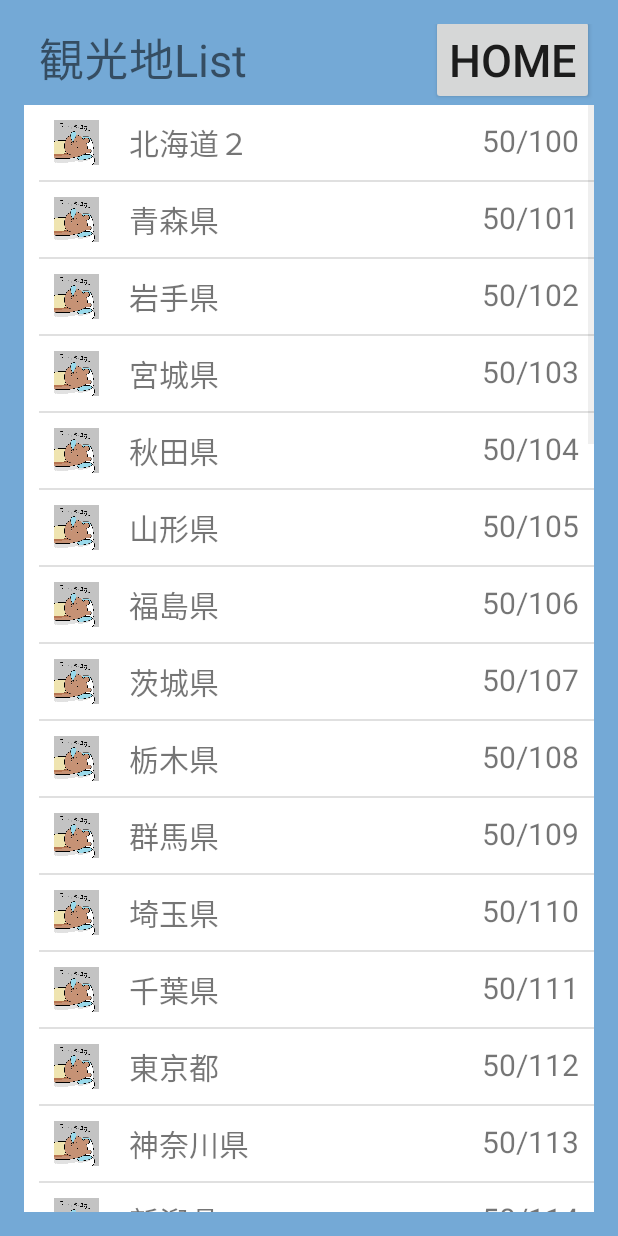
After one commit to walk-tourist/WT, an Android app: the TouristSpotActivity screen opened directly, with no data from a screen before it, on a phone screen of 412 x 824 dp. The commit adds this screen. Run offline under Robolectric (Android 15) with nearby library versions, the phone set to English and light mode, and no system bars.

Commit message:
観光地List（県）コミットテスト

```diff
--- a/WT/Walk-Tourist/app/src/main/AndroidManifest.xml
+++ b/WT/Walk-Tourist/app/src/main/AndroidManifest.xml
@@ -16,6 +16,7 @@
                 <category android:name="android.intent.category.LAUNCHER" />
             </intent-filter>
         </activity>
+        <activity android:name="wt.walk_tourist.settings.TouristSpotActivity"></activity>
     </application>
 
 </manifest>
--- /dev/null
+++ b/WT/Walk-Tourist/app/src/main/java/wt/walk_tourist/settings/TouristSpotActivity.java
@@ -0,0 +1,110 @@
+package wt.walk_tourist.settings;
+
+import android.app.Activity;
+import android.os.Bundle;
+import android.support.v7.app.ActionBarActivity;
+import android.view.Menu;
+import android.view.MenuItem;
+import android.view.View;
+import android.widget.AdapterView;
+import android.widget.ListView;
+import android.widget.Toast;
+
+import java.util.ArrayList;
+import java.util.List;
+
+import wt.walk_tourist.R;
+
+
+public class TouristSpotActivity extends Activity implements View.OnClickListener {
+
+    // 選択した観光地（県）
+    private int selectedSpotNo;
+
+    @Override
+    protected void onCreate(Bundle savedInstanceState) {
+        super.onCreate(savedInstanceState);
+        setContentView(R.layout.settings_tourist_spot_activity_main);
+
+
+        // 観光地Listのデータを作成
+        List<TouristSpotData> touristSpotDatas = new ArrayList<TouristSpotData>();
+
+        touristSpotDatas.add(new TouristSpotData("北海道２", "50/100"));
+        touristSpotDatas.add(new TouristSpotData("青森県","50/101"));
+        touristSpotDatas.add(new TouristSpotData("岩手県","50/102"));
+        touristSpotDatas.add(new TouristSpotData("宮城県","50/103"));
+        touristSpotDatas.add(new TouristSpotData("秋田県","50/104"));
+        touristSpotDatas.add(new TouristSpotData("山形県","50/105"));
+        touristSpotDatas.add(new TouristSpotData("福島県","50/106"));
+        touristSpotDatas.add(new TouristSpotData("茨城県","50/107"));
+        touristSpotDatas.add(new TouristSpotData("栃木県","50/108"));
+        touristSpotDatas.add(new TouristSpotData("群馬県","50/109"));
+        touristSpotDatas.add(new TouristSpotData("埼玉県","50/110"));
+        touristSpotDatas.add(new TouristSpotData("千葉県","50/111"));
+        touristSpotDatas.add(new TouristSpotData("東京都","50/112"));
+        touristSpotDatas.add(new TouristSpotData("神奈川県","50/113"));
+        touristSpotDatas.add(new TouristSpotData("新潟県","50/114"));
+        touristSpotDatas.add(new TouristSpotData("富山県","50/115"));
+        touristSpotDatas.add(new TouristSpotData("石川県","50/116"));
+        touristSpotDatas.add(new TouristSpotData("福井県","50/117"));
+        touristSpotDatas.add(new TouristSpotData("山梨県","50/118"));
+        touristSpotDatas.add(new TouristSpotData("長野県","50/119"));
+        touristSpotDatas.add(new TouristSpotData("岐阜県","50/120"));
+        touristSpotDatas.add(new TouristSpotData("静岡県","50/121"));
+        touristSpotDatas.add(new TouristSpotData("愛知県","50/122"));
+        touristSpotDatas.add(new TouristSpotData("三重県","50/123"));
+        touristSpotDatas.add(new TouristSpotData("滋賀県","50/124"));
+        touristSpotDatas.add(new TouristSpotData("京都府","50/125"));
+        touristSpotDatas.add(new TouristSpotData("大阪府","50/126"));
+        touristSpotDatas.add(new TouristSpotData("兵庫県","50/127"));
+        touristSpotDatas.add(new TouristSpotData("奈良県","50/128"));
+        touristSpotDatas.add(new TouristSpotData("和歌山県","50/129"));
+        touristSpotDatas.add(new TouristSpotData("鳥取県","50/130"));
+        touristSpotDatas.add(new TouristSpotData("島根県","50/131"));
+        touristSpotDatas.add(new TouristSpotData("岡山県","50/132"));
+        touristSpotDatas.add(new TouristSpotData("広島県","50/133"));
+        touristSpotDatas.add(new TouristSpotData("山口県","50/134"));
+        touristSpotDatas.add(new TouristSpotData("徳島県","50/135"));
+        touristSpotDatas.add(new TouristSpotData("香川県","50/136"));
+        touristSpotDatas.add(new TouristSpotData("愛媛県","50/137"));
+        touristSpotDatas.add(new TouristSpotData("高知県","50/138"));
+        touristSpotDatas.add(new TouristSpotData("福岡県","50/139"));
+        touristSpotDatas.add(new TouristSpotData("佐賀県","50/140"));
+        touristSpotDatas.add(new TouristSpotData("長崎県","50/141"));
+        touristSpotDatas.add(new TouristSpotData("熊本県","50/142"));
+        touristSpotDatas.add(new TouristSpotData("大分県","50/143"));
+        touristSpotDatas.add(new TouristSpotData("宮崎県","50/144"));
+        touristSpotDatas.add(new TouristSpotData("鹿児島県","50/145"));
+        touristSpotDatas.add(new TouristSpotData("沖縄県","50/146"));
+
+        TouristSpotListAdapter touristSpotListAdapter = new TouristSpotListAdapter(this, 0, touristSpotDatas);
+
+        // リストビューにデータを設定
+        ListView prefectureListView = (ListView)findViewById(R.id.listView1);
+        prefectureListView.setAdapter(touristSpotListAdapter);
+
+        prefectureListView.setOnItemClickListener(new AdapterView.OnItemClickListener() {
+            @Override
+            public void onItemClick(AdapterView<?> parent, View view, int position, long id) {
+                // クリックしたリストの情報を格納 リクエスト送信用
+                ListView listView = (ListView)parent;
+
+                // タップした観光地IDをセットする
+                selectedSpotNo = ((TouristSpotData)listView.getItemAtPosition(position)).getSpotId();
+
+                // 動作確認ダイアログを表示
+                Toast.makeText(getApplicationContext(), ((TouristSpotData)listView.getItemAtPosition(position)).getSpotName(), Toast.LENGTH_SHORT).show();
+
+                onClick(listView);
+
+            }
+        });
+    }
+
+    @Override
+    public void onClick(View view) {
+
+    }
+
+}
--- /dev/null
+++ b/WT/Walk-Tourist/app/src/main/java/wt/walk_tourist/settings/TouristSpotData.java
@@ -0,0 +1,38 @@
+package wt.walk_tourist.settings;
+
+/**
+ * Created by User on 2015/05/09.
+ */
+public class TouristSpotData {
+    /** 観光地ID */
+    private int spotId;
+
+    /** 観光地名 */
+    private String spotName;
+
+    /** 観光地数 */
+    private String spotCount;
+
+    // コンストラクタ
+    TouristSpotData(String spotName, String spotCount) {
+        this.spotName = spotName;
+        this.spotCount = spotCount;
+    }
+
+    public int getSpotId() {
+        return spotId;
+    }
+
+    public void setSpotId(int spotId) {
+        this.spotId = spotId;
+    }
+
+    public String getSpotName() {
+        return spotName;
+    }
+
+    public String getSpotCount() {
+        return spotCount;
+    }
+
+}
--- /dev/null
+++ b/WT/Walk-Tourist/app/src/main/java/wt/walk_tourist/settings/TouristSpotListAdapter.java
@@ -0,0 +1,42 @@
+package wt.walk_tourist.settings;
+
+import android.content.Context;
+import android.view.LayoutInflater;
+import android.view.View;
+import android.view.ViewGroup;
+import android.widget.ArrayAdapter;
+import android.widget.TextView;
+
+import java.util.List;
+
+import wt.walk_tourist.R;
+
+/**
+ * Created by User on 2015/05/09.
+ */
+public class TouristSpotListAdapter extends ArrayAdapter<TouristSpotData> {
+    private LayoutInflater layoutInflater;
+
+    public TouristSpotListAdapter(Context context, int textViewResourceId, List<TouristSpotData> objects) {
+        super(context, textViewResourceId, objects);
+        layoutInflater = (LayoutInflater) context.getSystemService(Context.LAYOUT_INFLATER_SERVICE);
+    }
+
+    @Override
+    public View getView(int position, View convertView, ViewGroup parent) {
+        TouristSpotData item = (TouristSpotData)getItem(position);
+
+        if (null == convertView) {
+            convertView = layoutInflater.inflate(R.layout.settings_tourist_spot_list_item, null);
+        }
+
+        // 観光地名
+        ((TextView)convertView.findViewById(R.id.tourist_spot_list_item_spot_name)).setText(item.getSpotName());
+        // 観光地数
+        ((TextView)convertView.findViewById(R.id.tourist_spot_list_item_spot_count)).setText(item.getSpotCount());
+
+        return convertView;
+    }
+
+
+}
--- /dev/null
+++ b/WT/Walk-Tourist/app/src/main/res/layout/settings_tourist_spot_activity_main.xml
@@ -0,0 +1,49 @@
+<RelativeLayout xmlns:android="http://schemas.android.com/apk/res/android"
+    xmlns:tools="http://schemas.android.com/tools" android:layout_width="match_parent"
+    android:layout_height="match_parent" android:paddingLeft="@dimen/activity_horizontal_margin"
+    android:paddingRight="@dimen/activity_horizontal_margin"
+    android:paddingTop="@dimen/activity_vertical_margin"
+    android:paddingBottom="@dimen/activity_vertical_margin" tools:context=".MainActivity"
+    android:background="#74A9D6">
+
+    <LinearLayout
+        android:layout_width="match_parent"
+        android:layout_height="match_parent"
+        android:orientation="vertical">
+
+        <RelativeLayout
+            android:layout_width="match_parent"
+            android:layout_height="wrap_content"
+            android:orientation="horizontal">
+            <!-- title -->
+            <TextView
+                android:id="@+id/trip_list_title"
+                android:layout_width="wrap_content"
+                android:layout_height="wrap_content"
+                android:text="観光地List"
+                android:textSize="30dp"
+                android:layout_marginLeft="10dp"/>
+            <!-- // title -->
+            <!-- home_button -->
+            <Button
+                android:layout_width="wrap_content"
+                android:layout_height="wrap_content"
+                android:layout_alignBaseline="@+id/trip_list_title"
+                android:text="HOME"
+                android:textSize="30dp"
+                android:layout_alignParentRight="true"/>
+            <!-- // home_button -->
+        </RelativeLayout>
+
+
+        <ListView
+            android:id="@+id/listView1"
+            android:layout_width="match_parent"
+            android:layout_height="wrap_content"
+            android:background="#FFFFFF"
+            android:paddingLeft="10dp">
+        </ListView>
+
+    </LinearLayout>
+
+</RelativeLayout>
--- /dev/null
+++ b/WT/Walk-Tourist/app/src/main/res/layout/settings_tourist_spot_list_item.xml
@@ -0,0 +1,45 @@
+<?xml version="1.0" encoding="utf-8"?>
+<LinearLayout xmlns:android="http://schemas.android.com/apk/res/android"
+    android:orientation="vertical" android:layout_width="match_parent"
+    android:layout_height="match_parent">
+
+    <!-- 参考にしたサイト：
+    リストビュー：http://androidguide.nomaki.jp/html/layout/listview/listviewMain.html
+    リストビューカスタマイズの仕方：http://techbooster.jpn.org/andriod/ui/1282/
+    -->
+    <RelativeLayout
+        android:layout_width="match_parent"
+        android:layout_height="wrap_content"
+        android:padding="10dp">
+
+        <!--
+         ご当地を象徴するようなキャラクタの画像を挿入したらどうだろうか？
+         ※キャラクターが不明の内は？みたいにしておくとか
+         あと、なんかImageViewのレイアウトの指定方法間違ってるかもしれんっす。
+         つづく、TextViewのマージンをとっても画像の右端からにならないのはなぜだろうか？
+         それはそういものだったけ、忘れた・・・・
+         -->
+        <ImageView
+            android:id="@+id/tourist_spot_list_item_spot_chara"
+            android:layout_width="30dp"
+            android:layout_height="30dp"
+            android:layout_alignParentLeft="true"
+            android:src="@drawable/sleeping_kuma"/>
+
+        <TextView
+            android:id="@+id/tourist_spot_list_item_spot_name"
+            android:layout_width="wrap_content"
+            android:layout_height="wrap_content"
+            android:layout_marginLeft="50dp"
+            android:textSize="20dp"/>
+
+        <TextView
+            android:id="@+id/tourist_spot_list_item_spot_count"
+            android:layout_alignRight="@+id/tourist_spot_list_item_spot_name"
+            android:layout_width="wrap_content"
+            android:layout_height="wrap_content"
+            android:layout_alignParentRight="true"
+            android:textSize="20dp"/>
+    </RelativeLayout>
+
+</LinearLayout>
```
Also changed, not shown: WT/Walk-Tourist/app/src/main/java/wt/walk_tourist/MainActivity.java (+15 -2 lines), WT/Walk-Tourist/app/src/main/java/wt/walk_tourist/settings/TouristSpotForPrefectureFragment.java (added, +114 -0 lines), WT/Walk-Tourist/app/src/main/res/layout/activity_main.xml (+4 -5 lines), WT/Walk-Tourist/app/src/main/res/layout/settings_tourist_spot_fragment.xml (added, +49 -0 lines), WT/Walk-Tourist/app/src/main/res/drawable/sleeping_kuma.png (added).
